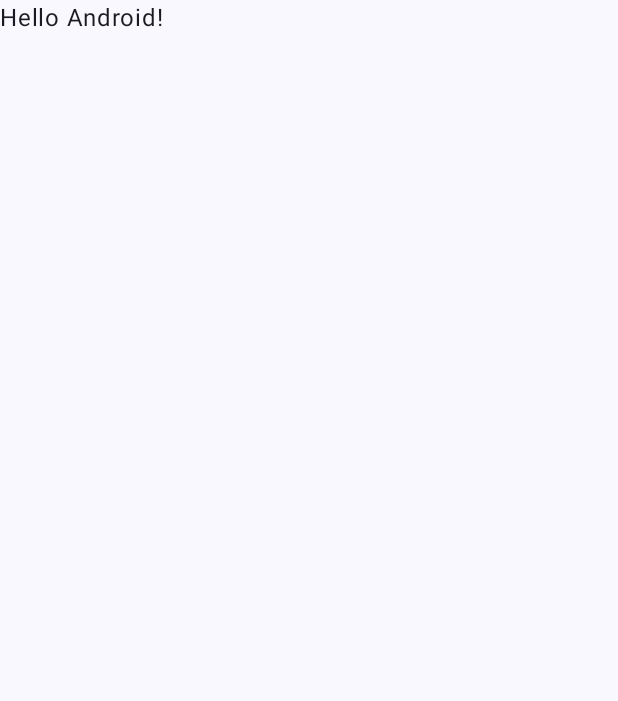
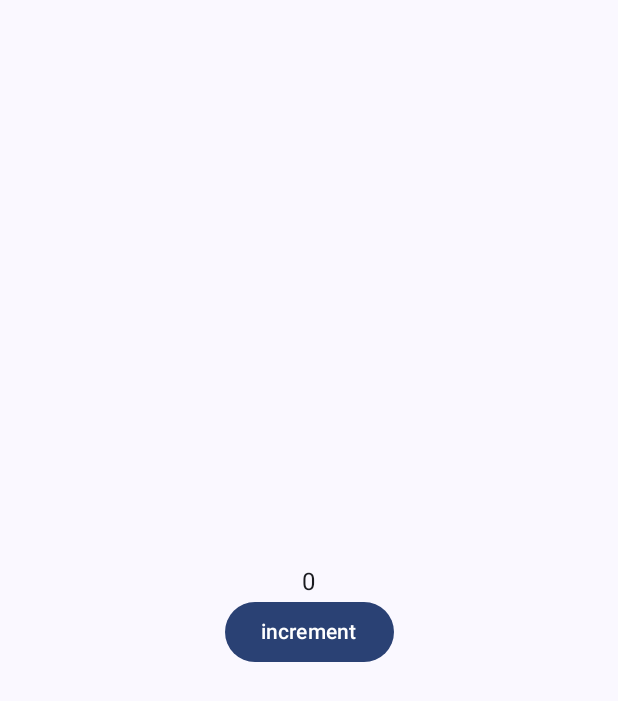
Before and after one commit to jiahaoliuliu/composeRollingTextAnimation, an Android app built with Jetpack Compose: the screen it shows after launch (MainActivity), on a phone screen of 412 x 824 dp. Before the commit the part shown is almost empty. Shown: the top 701 px of the screen. Run offline under Robolectric (Android 15) with nearby library versions, the phone set to English and light mode, and no system bars.

Commit message:
Created the counter

```diff
--- a/app/src/main/java/com/jiahaoliuliu/composerollingtextanimation/MainActivity.kt
+++ b/app/src/main/java/com/jiahaoliuliu/composerollingtextanimation/MainActivity.kt
@@ -1,18 +1,36 @@
 package com.jiahaoliuliu.composerollingtextanimation
 
+import android.R.attr.text
 import android.os.Bundle
 import androidx.activity.ComponentActivity
 import androidx.activity.compose.setContent
 import androidx.activity.enableEdgeToEdge
+import androidx.compose.animation.AnimatedContent
+import androidx.compose.animation.ExperimentalAnimationApi
+import androidx.compose.animation.slideInVertically
+import androidx.compose.animation.slideOutVertically
+import androidx.compose.animation.togetherWith
+import androidx.compose.foundation.layout.Arrangement
+import androidx.compose.foundation.layout.Column
+import androidx.compose.foundation.layout.Row
 import androidx.compose.foundation.layout.fillMaxSize
 import androidx.compose.foundation.layout.padding
+import androidx.compose.material3.Button
+import androidx.compose.material3.MaterialTheme
 import androidx.compose.material3.Scaffold
 import androidx.compose.material3.Text
 import androidx.compose.runtime.Composable
+import androidx.compose.runtime.SideEffect
+import androidx.compose.runtime.getValue
+import androidx.compose.runtime.mutableStateOf
+import androidx.compose.runtime.remember
+import androidx.compose.runtime.setValue
+import androidx.compose.ui.Alignment
 import androidx.compose.ui.Modifier
-import androidx.compose.ui.tooling.preview.Preview
+import androidx.compose.ui.text.TextStyle
 import com.jiahaoliuliu.composerollingtextanimation.ui.theme.ComposeRollingTextAnimationTheme
 
+// Sample code from https://www.youtube.com/watch?v=07ZdBCyh7sc
 class MainActivity : ComponentActivity() {
     override fun onCreate(savedInstanceState: Bundle?) {
         super.onCreate(savedInstanceState)
@@ -20,28 +38,67 @@ class MainActivity : ComponentActivity() {
         setContent {
             ComposeRollingTextAnimationTheme {
                 Scaffold(modifier = Modifier.fillMaxSize()) { innerPadding ->
-                    Greeting(
-                        name = "Android",
-                        modifier = Modifier.padding(innerPadding)
-                    )
+                    Column(
+                        modifier = Modifier.fillMaxSize()
+                            .padding(innerPadding),
+                        verticalArrangement = Arrangement.Center,
+                        horizontalAlignment = Alignment.CenterHorizontally,
+                    ) {
+                        var count by remember {
+                            mutableStateOf(0)
+                        }
+                        AnimatedCounter(
+                            count = count,
+                        )
+                        Button(onClick = { count++ }) {
+                            Text(text = "increment")
+                        }
+                    }
                 }
             }
         }
     }
 }
 
+@OptIn(ExperimentalAnimationApi::class)
 @Composable
-fun Greeting(name: String, modifier: Modifier = Modifier) {
-    Text(
-        text = "Hello $name!",
-        modifier = modifier
-    )
-}
+fun AnimatedCounter(
+    modifier: Modifier = Modifier,
+    count: Int,
+    style: TextStyle = MaterialTheme.typography.bodyLarge,
+) {
+    var oldCount by remember {
+        mutableStateOf(count)
+    }
 
-@Preview(showBackground = true)
-@Composable
-fun GreetingPreview() {
-    ComposeRollingTextAnimationTheme {
-        Greeting("Android")
+    // This will be called after every recomposition
+    SideEffect {
+        oldCount = count
+    }
+
+    Row(modifier = modifier) {
+        val countString = count.toString()
+        val oldCountString = oldCount.toString()
+        for (i in countString.indices) {
+            val oldChar = oldCountString.getOrNull(i)
+            val newChar = countString[i]
+            val char = if (oldChar == newChar) {
+                oldCountString[i]
+            } else {
+                countString[i]
+            }
+            AnimatedContent(
+                targetState = char,
+                transitionSpec = {
+                    slideInVertically { it }.togetherWith(slideOutVertically { -it })
+                }
+            ) {
+                Text(
+                    text = char.toString(),
+                    style = style,
+                    softWrap = false,
+                )
+            }
+        }
     }
 }
```
